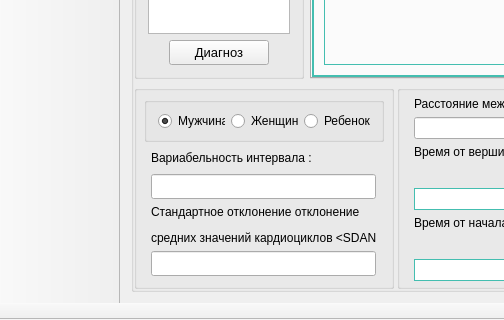
This is mainwindow.ui in mihail727/ekp as Qt 5 draws it before an edit; both pictures show x 0 to 504 and y 385 to 705 of the 1174 by 705 pixel window. The edited form follows.
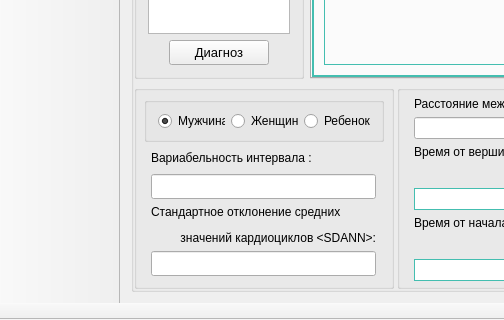
This is the edited form. Icons and pictures are not drawn. Custom widgets are drawn as their Qt base class.

Patch:
```diff
--- a/mainwindow.ui
+++ b/mainwindow.ui
@@ -10,6 +10,12 @@
     <height>705</height>
    </rect>
   </property>
+  <property name="sizePolicy">
+   <sizepolicy hsizetype="Expanding" vsizetype="Expanding">
+    <horstretch>0</horstretch>
+    <verstretch>0</verstretch>
+   </sizepolicy>
+  </property>
   <property name="minimumSize">
    <size>
     <width>0</width>
@@ -819,7 +825,7 @@
                  <string notr="true"/>
                 </property>
                 <property name="text">
-                 <string>&lt;html&gt;&lt;head/&gt;&lt;body&gt;&lt;p&gt;Стандартное отклонение отклонение&lt;/p&gt;&lt;p align=&quot;right&quot;&gt;средних значений кардиоциклов &amp;lt;SDANN&amp;gt;:&lt;/p&gt;&lt;/body&gt;&lt;/html&gt;</string>
+                 <string>&lt;html&gt;&lt;head/&gt;&lt;body&gt;&lt;p&gt;Стандартное отклонение средних&lt;/p&gt;&lt;p align=&quot;right&quot;&gt;значений кардиоциклов &amp;lt;SDANN&amp;gt;:&lt;/p&gt;&lt;/body&gt;&lt;/html&gt;</string>
                 </property>
                </widget>
               </item>
```
Left out of the diff: 5 changed lines with no effect on the pictures.
